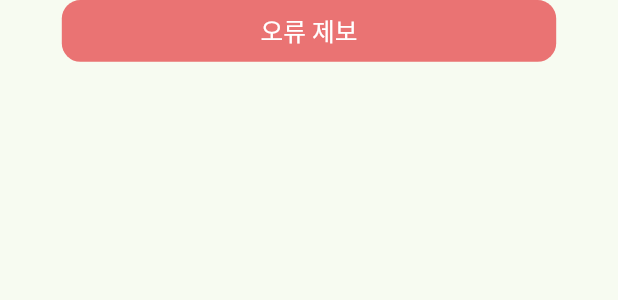
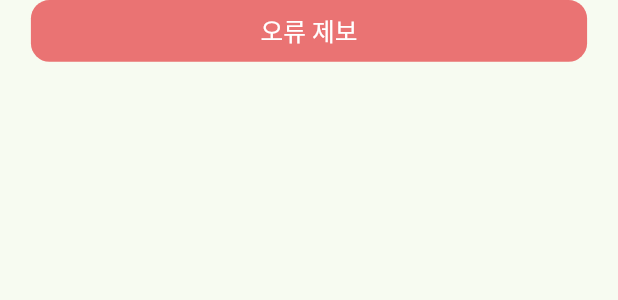
Before and after one commit to ROCCIA-901/roccia_901_client, a Flutter app: the _ReportButton widget shown alone on an empty page, opened directly, on a phone screen of 412 x 824 dp. Shown: the top 300 px of the screen. Run offline on Flutter 3.47's test engine with Material 3 defaults, Android fonts, the phone set to English and light mode, and no system bars; our stand-ins replace auto_route, carousel_slider, dropdown_button2, email_validator, flutter_riverpod, flutter_secure_storage and 9 more; missing offline and left inert: http_interceptor; accounts and stored records are empty; generated files the repository leaves out were written again; project files that could hold a hidden picture were left out.

Commit message:
style: 오류 신고 버튼 크기 수정

```diff
--- a/lib/presentation/screens/my_page/my_page_screen.dart
+++ b/lib/presentation/screens/my_page/my_page_screen.dart
@@ -657,7 +657,7 @@ class _ReportButton extends StatelessWidget {
   }
 
   void _updateSize(BuildContext context) {
-    _width = AppSize.of(context).safeBlockHorizontal * 80;
+    _width = AppSize.of(context).safeBlockHorizontal * 90;
     _height = AppSize.of(context).safeBlockHorizontal * 10;
   }
 }
```
